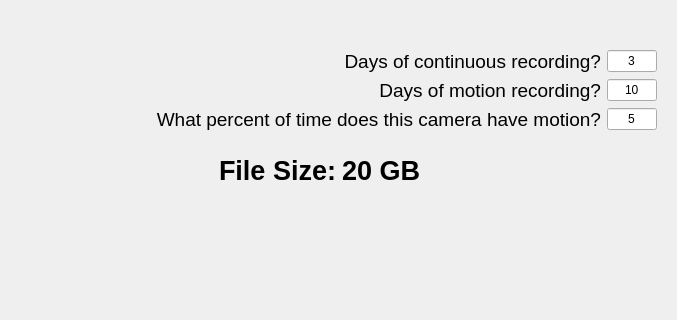
Old version of the form revere/source/retention.ui in the repository TroyDL/revere; both pictures show x 0 to 677 and y 0 to 320 of the 677 by 469 pixel window.
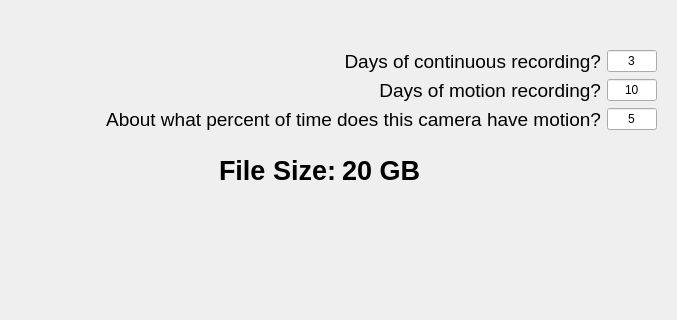
New version of the form.

The edit to the form file:
```diff
--- a/revere/source/retention.ui
+++ b/revere/source/retention.ui
@@ -109,7 +109,7 @@
          </font>
         </property>
         <property name="text">
-         <string>What percent of time does this camera have motion?</string>
+         <string>About what percent of time does this camera have motion?</string>
         </property>
         <property name="alignment">
          <set>Qt::AlignRight|Qt::AlignTrailing|Qt::AlignVCenter</set>
```
